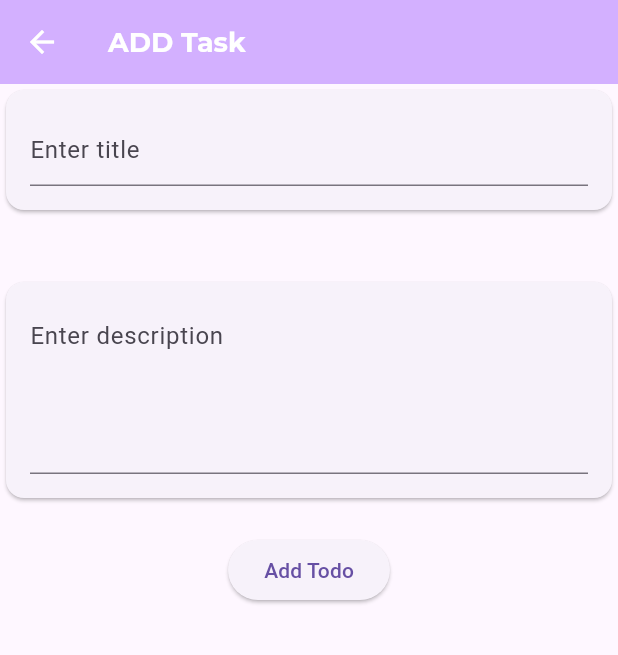
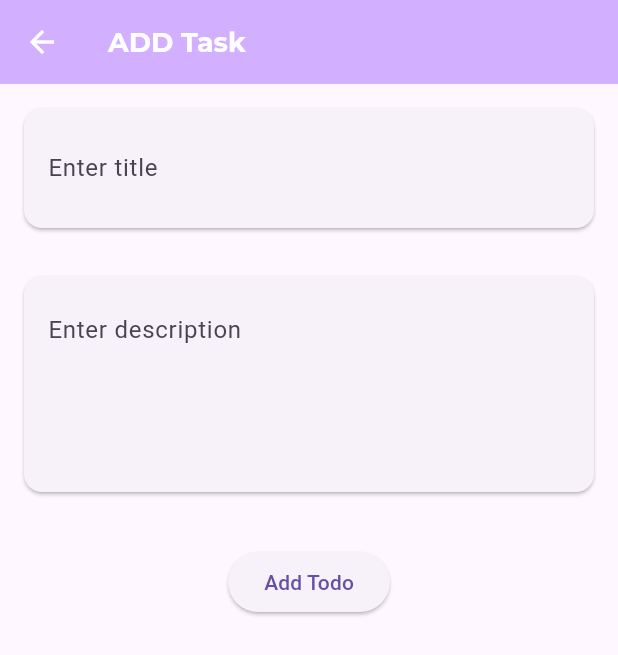
Before and after one commit to Viraj1812/todo_app, a Flutter app: the AddTaskScreen screen opened directly, on a phone screen of 412 x 824 dp. Shown: the top 655 px of the screen. Run offline on Flutter 3.47's test engine with Material 3 defaults, Android fonts, the phone set to English and light mode, and no system bars; our stand-ins replace google_fonts, shared_preferences; accounts and stored records are empty.

Commit message:
Small UI Changes

```diff
--- a/lib/ui/add_task_screen.dart
+++ b/lib/ui/add_task_screen.dart
@@ -41,25 +41,26 @@ class _AddTaskScreenState extends State<AddTaskScreen> {
       ),
       body: Column(children: [
         Card(
+          margin: const EdgeInsets.all(16),
           child: Container(
             padding: const EdgeInsets.all(8),
             margin: const EdgeInsets.all(8),
             child: TextField(
               controller: titleController,
-              decoration: const InputDecoration(hintText: 'Enter title'),
+              decoration: const InputDecoration(
+                  hintText: 'Enter title', border: InputBorder.none),
             ),
           ),
         ),
-        const SizedBox(
-          height: 40,
-        ),
         Card(
+          margin: const EdgeInsets.all(16),
           child: Container(
             padding: const EdgeInsets.all(8),
             margin: const EdgeInsets.all(8),
             child: TextField(
               controller: descriptionController,
-              decoration: const InputDecoration(hintText: 'Enter description'),
+              decoration: const InputDecoration(
+                  hintText: 'Enter description', border: InputBorder.none),
               maxLines: 4,
             ),
           ),
```
